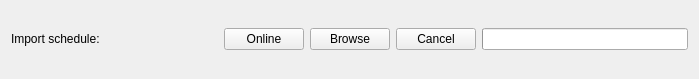
Before: the Qt Designer form src/gui/importschedulewidget.ui in edulix/confclerk, drawn with Qt 5.
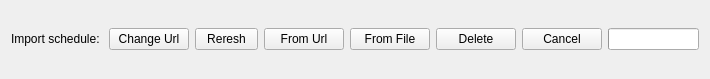
After: the same form once the commit is applied.

Commit message:
add buttons for refreshm new url and delete and partly implement corresponding actions
also changed Online -> Refresh
delete action is not implemented yet

What changed in the file:
```diff
--- a/src/gui/importschedulewidget.ui
+++ b/src/gui/importschedulewidget.ui
@@ -6,7 +6,7 @@
    <rect>
     <x>0</x>
     <y>0</y>
-    <width>699</width>
+    <width>710</width>
     <height>79</height>
    </rect>
   </property>
@@ -35,10 +35,33 @@
        </property>
       </widget>
      </item>
+     <item>
+      <widget class="QPushButton" name="changeUrl">
+       <property name="text">
+        <string>Change Url</string>
+       </property>
+      </widget>
+     </item>
      <item>
       <widget class="QPushButton" name="online">
+       <property name="enabled">
+        <bool>true</bool>
+       </property>
+       <property name="minimumSize">
+        <size>
+         <width>10</width>
+         <height>0</height>
+        </size>
+       </property>
        <property name="text">
-        <string>Online</string>
+        <string>Reresh</string>
+       </property>
+      </widget>
+     </item>
+     <item>
+      <widget class="QPushButton" name="newConfFromUrl">
+       <property name="text">
+        <string>From Url</string>
        </property>
       </widget>
      </item>
@@ -51,7 +74,14 @@
         </sizepolicy>
        </property>
        <property name="text">
-        <string>Browse</string>
+        <string>From File</string>
+       </property>
+      </widget>
+     </item>
+     <item>
+      <widget class="QPushButton" name="delConf">
+       <property name="text">
+        <string>Delete</string>
        </property>
       </widget>
      </item>
```
The commit also changes 3 other files.
